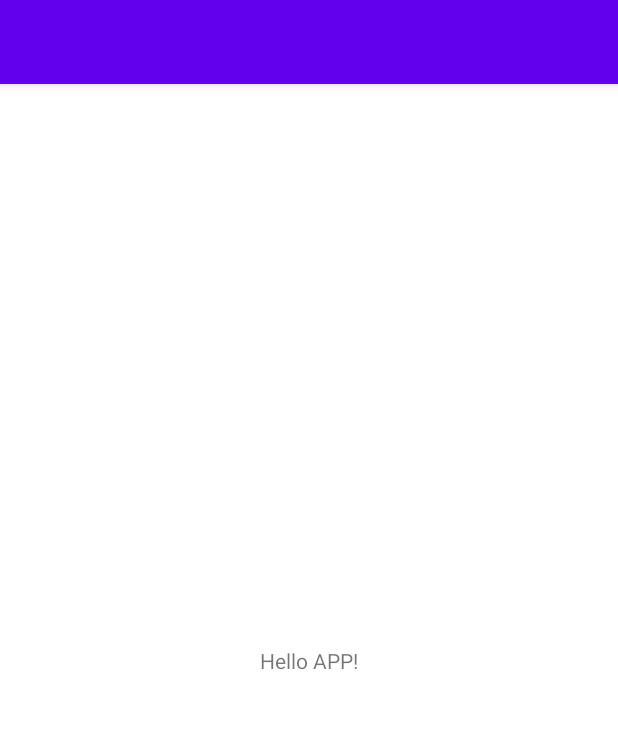
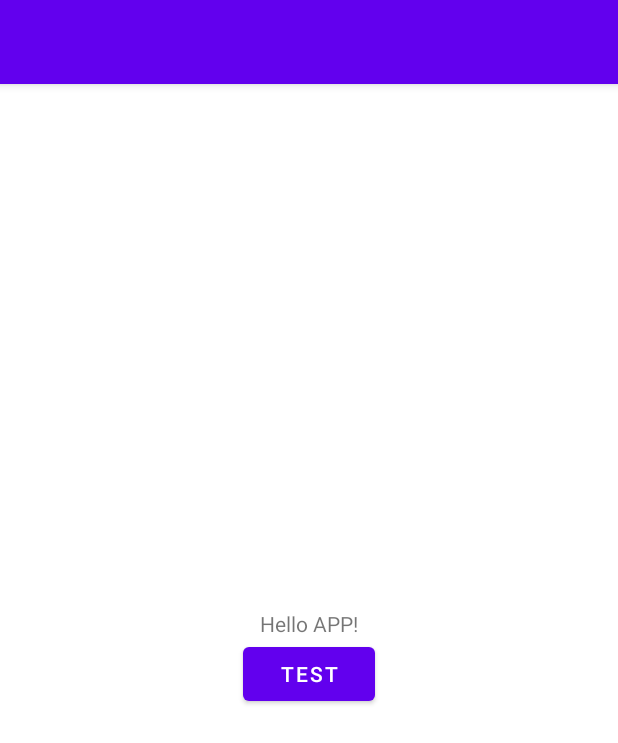
Before and after one commit to Daniel-Raz6735/Puzzle-15, an Android app: the screen it shows after launch (MainActivity), on a phone screen of 412 x 824 dp. Shown: the top 743 px of the screen. Run offline under Robolectric (Android 15) with nearby library versions, the phone set to English and light mode, and no system bars.

Commit message:
upload to git test

```diff
--- a/app/src/main/res/layout/activity_main.xml
+++ b/app/src/main/res/layout/activity_main.xml
@@ -1,18 +1,21 @@
 <?xml version="1.0" encoding="utf-8"?>
-<androidx.constraintlayout.widget.ConstraintLayout xmlns:android="http://schemas.android.com/apk/res/android"
+<LinearLayout xmlns:android="http://schemas.android.com/apk/res/android"
     xmlns:app="http://schemas.android.com/apk/res-auto"
     xmlns:tools="http://schemas.android.com/tools"
     android:layout_width="match_parent"
     android:layout_height="match_parent"
-    tools:context=".MainActivity">
+    android:orientation="vertical"
+    tools:context=".MainActivity"
+    android:gravity="center">
 
     <TextView
         android:layout_width="wrap_content"
         android:layout_height="wrap_content"
-        android:text="Hello APP!"
-        app:layout_constraintBottom_toBottomOf="parent"
-        app:layout_constraintLeft_toLeftOf="parent"
-        app:layout_constraintRight_toRightOf="parent"
-        app:layout_constraintTop_toTopOf="parent" />
+        android:text="Hello APP!" />
 
-</androidx.constraintlayout.widget.ConstraintLayout>
+    <Button
+        android:layout_width="wrap_content"
+        android:layout_height="wrap_content"
+        android:text="test"/>
+
+</LinearLayout>
```
